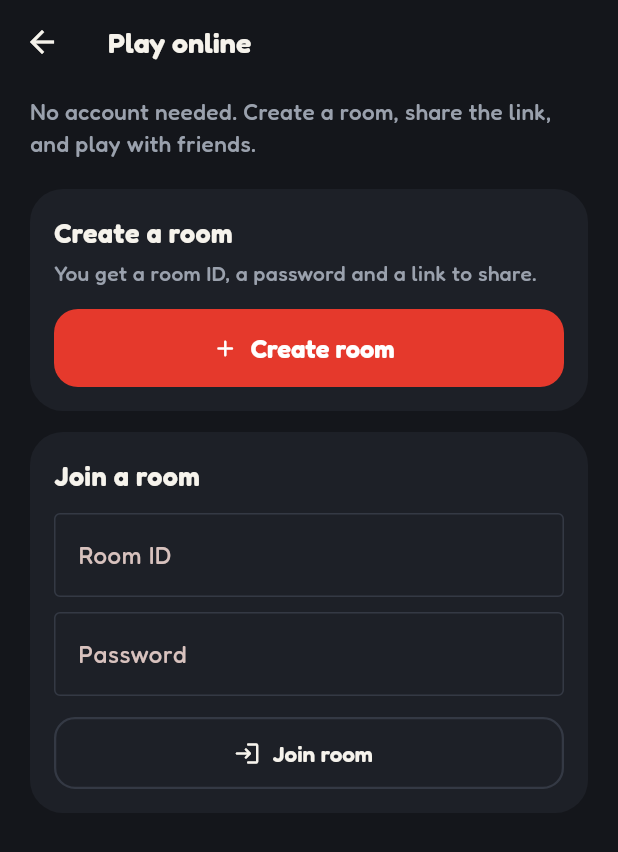
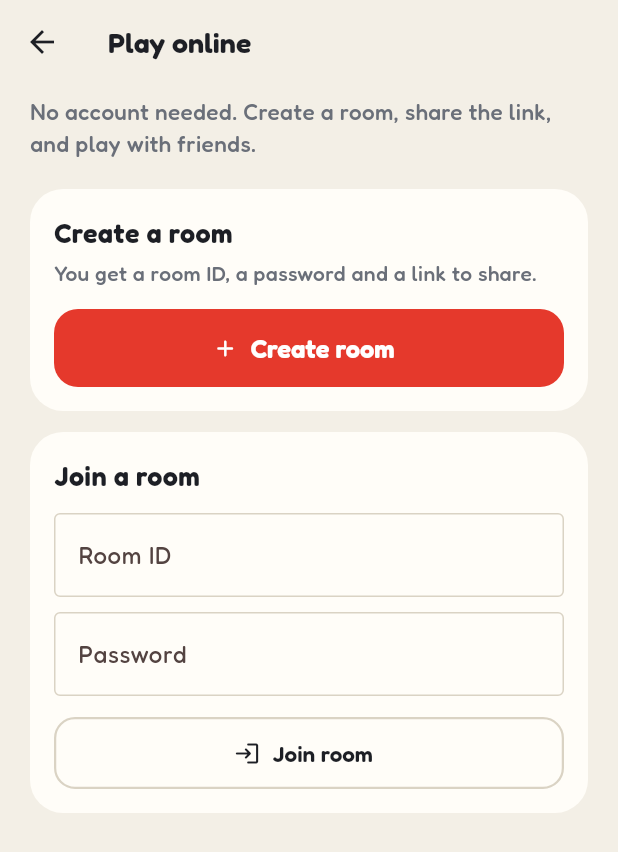
Before and after one commit to freack21/uno-mobile, a Flutter app: the screen it shows after launch, after a tap on "Play online with friends", on a phone screen of 412 x 824 dp. Shown: the top 852 px of the screen. Run offline on Flutter 3.47's test engine with Material 3 defaults, Android fonts, the phone set to English and light mode, and no system bars; our stand-ins replace material_ui, web; missing offline and left inert: dart:js_interop; network calls fail.

Commit message:
feat(ui): add a light theme with a device, light or dark switch
The palette now has a light table next to the dark one. The home screen picks Same as device, Light or Dark; the choice is remembered, applies at once without leaving a game, and the page around the app (status bar, background) follows it.

```diff
--- a/lib/main.dart
+++ b/lib/main.dart
@@ -4,6 +4,7 @@ import 'package:material_ui/material_ui.dart';
 import 'ui/app_update.dart';
 import 'ui/home_screen.dart';
 import 'ui/theme.dart';
+import 'ui/theme_switch.dart';
 import 'ui/update_toast.dart';
 
 void main() {
@@ -19,10 +20,56 @@ void main() {
   );
 }
 
-class LastCardApp extends StatelessWidget {
+class LastCardApp extends StatefulWidget {
   const LastCardApp({super.key, this.joinCode});
 
   final String? joinCode;
+
+  @override
+  State<LastCardApp> createState() => _LastCardAppState();
+}
+
+class _LastCardAppState extends State<LastCardApp> with WidgetsBindingObserver {
+  final _theme = ThemeSwitch.instance;
+  late bool _dark = _resolve();
+
+  bool _resolve() => _theme.isDark(
+    WidgetsBinding.instance.platformDispatcher.platformBrightness,
+  );
+
+  @override
+  void initState() {
+    super.initState();
+    ThemeSwitch.apply(_dark);
+    WidgetsBinding.instance.addObserver(this);
+    _theme.addListener(_update);
+  }
+
+  @override
+  void dispose() {
+    _theme.removeListener(_update);
+    WidgetsBinding.instance.removeObserver(this);
+    super.dispose();
+  }
+
+  @override
+  void didChangePlatformBrightness() => _update();
+
+  void _update() {
+    final dark = _resolve();
+    if (dark == _dark || !mounted) return;
+    _dark = dark;
+    ThemeSwitch.apply(dark);
+    setState(() {});
+    // Colors are read straight from Palette, so every screen (games in
+    // progress included) is rebuilt in place, keeping its state.
+    void rebuild(Element e) {
+      e.markNeedsBuild();
+      e.visitChildren(rebuild);
+    }
+
+    (context as Element).visitChildren(rebuild);
+  }
 
   @override
   Widget build(BuildContext context) {
@@ -50,7 +97,7 @@ class LastCardApp extends StatelessWidget {
           ),
         ),
       ),
-      home: HomeScreen(joinCode: joinCode),
+      home: HomeScreen(joinCode: widget.joinCode),
     );
   }
 }
--- a/lib/online/browser.dart
+++ b/lib/online/browser.dart
@@ -15,3 +15,8 @@ Future<bool> shareLink({
   required String text,
   required String url,
 }) => impl.shareLink(title: title, text: text, url: url);
+
+/// Matches the browser chrome (address bar, status bar, page behind the
+/// app) to the app's background.
+void setPageColors({required String background, required bool dark}) =>
+    impl.setPageColors(background: background, dark: dark);
--- a/lib/online/browser_stub.dart
+++ b/lib/online/browser_stub.dart
@@ -15,3 +15,5 @@ Future<bool> shareLink({
   required String text,
   required String url,
 }) async => false;
+
+void setPageColors({required String background, required bool dark}) {}
--- a/lib/online/online_screens.dart
+++ b/lib/online/online_screens.dart
@@ -117,7 +117,7 @@ class _OnlineHomeScreenState extends State<OnlineHomeScreen> {
             _Card(
               child: Row(
                 children: [
-                  const Icon(Icons.history_rounded, color: Palette.muted),
+                  Icon(Icons.history_rounded, color: Palette.muted),
                   const SizedBox(width: 12),
                   Expanded(
                     child: Text(
@@ -200,7 +200,7 @@ class _OnlineHomeScreenState extends State<OnlineHomeScreen> {
             Text(
               _error!,
               textAlign: TextAlign.center,
-              style: font(15, weight: 600, color: const Color(0xFFFFB4A8)),
+              style: font(15, weight: 600, color: Palette.warn),
             ),
           ],
         ],
@@ -953,7 +953,7 @@ class _Scoreboard extends StatelessWidget {
                   ],
                 ),
               ),
-            const Divider(height: 24, color: Palette.line),
+            Divider(height: 24, color: Palette.line),
             for (final (i, h) in history.reversed.indexed)
               _MatchRow(number: history.length - i, record: h),
           ],
@@ -1027,8 +1027,11 @@ class _FinalScore extends StatelessWidget {
     return Container(
       padding: const EdgeInsets.all(18),
       decoration: BoxDecoration(
-        gradient: const LinearGradient(
-          colors: [Color(0xFF3A2A10), Palette.surface],
+        gradient: LinearGradient(
+          colors: [
+            Palette.dark ? const Color(0xFF3A2A10) : const Color(0xFFFFF0CC),
+            Palette.surface,
+          ],
           begin: Alignment.topCenter,
           end: Alignment.bottomCenter,
         ),
--- a/lib/ui/home_screen.dart
+++ b/lib/ui/home_screen.dart
@@ -12,6 +12,7 @@ import 'mode_screen.dart';
 import 'playing_card.dart';
 import 'sfx.dart';
 import 'theme.dart';
+import 'theme_switch.dart';
 
 class HomeScreen extends StatefulWidget {
   const HomeScreen({super.key, this.joinCode});
@@ -87,7 +88,10 @@ class _Hero extends StatelessWidget {
     return Column(
       crossAxisAlignment: CrossAxisAlignment.stretch,
       children: [
-        Align(alignment: Alignment.centerRight, child: SoundButton()),
+        const Row(
+          mainAxisAlignment: MainAxisAlignment.end,
+          children: [ThemeButton(), SoundButton()],
+        ),
         SizedBox(
           height: 150,
           child: Stack(
@@ -240,7 +244,7 @@ class _ModeTile extends StatelessWidget {
                   ],
                 ),
               ),
-              const Icon(Icons.chevron_right_rounded, color: Palette.muted),
+              Icon(Icons.chevron_right_rounded, color: Palette.muted),
             ],
           ),
         ),
@@ -266,3 +270,47 @@ class SoundButton extends StatelessWidget {
     );
   }
 }
+
+/// Light, dark, or the device's own setting.
+class ThemeButton extends StatelessWidget {
+  const ThemeButton({super.key});
+
+  @override
+  Widget build(BuildContext context) {
+    final themes = ThemeSwitch.instance;
+    return ListenableBuilder(
+      listenable: themes,
+      builder: (context, _) => PopupMenuButton<ThemeChoice>(
+        tooltip: 'Light or dark',
+        initialValue: themes.choice,
+        onSelected: themes.pick,
+        color: Palette.surface,
+        shape: RoundedRectangleBorder(borderRadius: BorderRadius.circular(16)),
+        icon: Icon(_icon(themes.choice), color: Palette.text),
+        itemBuilder: (context) => [
+          for (final c in ThemeChoice.values)
+            PopupMenuItem(
+              value: c,
+              child: Row(
+                children: [
+                  Icon(_icon(c), size: 20, color: Palette.text),
+                  const SizedBox(width: 12),
+                  Text(switch (c) {
+                    ThemeChoice.system => 'Same as device',
+                    ThemeChoice.light => 'Light',
+                    ThemeChoice.dark => 'Dark',
+                  }, style: font(15, weight: c == themes.choice ? 650 : 500)),
+                ],
+              ),
+            ),
+        ],
+      ),
+    );
+  }
+
+  static IconData _icon(ThemeChoice c) => switch (c) {
+    ThemeChoice.system => Icons.brightness_auto_rounded,
+    ThemeChoice.light => Icons.light_mode_rounded,
+    ThemeChoice.dark => Icons.dark_mode_rounded,
+  };
+}
--- a/lib/ui/playing_card.dart
+++ b/lib/ui/playing_card.dart
@@ -59,7 +59,13 @@ class PlayingCard extends StatelessWidget {
               _Back(width: width)
             else
               _Face(face: f, width: width, compact: compact, wilds: wildColors),
-            if (dimmed) ColoredBox(color: Colors.black.withValues(alpha: 0.42)),
+            // Unplayable: darkened on the dark table, faded on the light one.
+            if (dimmed)
+              ColoredBox(
+                color: Palette.dark
+                    ? Colors.black.withValues(alpha: 0.42)
+                    : Colors.white.withValues(alpha: 0.55),
+              ),
           ],
         ),
       ),
--- a/lib/ui/theme.dart
+++ b/lib/ui/theme.dart
@@ -2,16 +2,38 @@ import 'package:material_ui/material_ui.dart';
 
 import 'package:last_card_core/cards.dart';
 
-/// Design tokens. One dark table palette; card colors carry the brand.
+/// Design tokens for the dark table and the light one. The card colors
+/// carry the brand and stay the same in both.
 abstract final class Palette {
-  static const ink = Color(0xFF14161B);
-  static const surface = Color(0xFF1D2027);
-  static const surfaceHigh = Color(0xFF272B34);
-  static const line = Color(0xFF343944);
-  static const text = Color(0xFFF6F3EC);
-  static const muted = Color(0xFF9AA1AD);
+  /// The current look; set by [ThemeSwitch] before the app rebuilds.
+  static bool dark = true;
+
+  static Color get ink =>
+      dark ? const Color(0xFF14161B) : const Color(0xFFF3EFE6);
+  static Color get surface =>
+      dark ? const Color(0xFF1D2027) : const Color(0xFFFFFDF8);
+  static Color get surfaceHigh =>
+      dark ? const Color(0xFF272B34) : const Color(0xFFE9E3D7);
+  static Color get line =>
+      dark ? const Color(0xFF343944) : const Color(0xFFDAD3C4);
+  static Color get text =>
+      dark ? const Color(0xFFF6F3EC) : const Color(0xFF1D1F25);
+  static Color get muted =>
+      dark ? const Color(0xFF9AA1AD) : const Color(0xFF6A6F79);
+
+  /// Middle of the table, under the glow of the active color.
+  static Color get felt =>
+      dark ? const Color(0xFF1A1D23) : const Color(0xFFFFFCF5);
+
+  /// Soft warning text (hints, errors).
+  static Color get warn =>
+      dark ? const Color(0xFFFFB4A8) : const Color(0xFFB3261E);
+
   static const brand = Color(0xFFE5392C);
   static const cardWhite = Color(0xFFFFFDF7);
+
+  /// Text and marks on white pieces (badges, banners, cards).
+  static const cardInk = Color(0xFF14161B);
 
   static Color of(CardColor c) => switch (c) {
     CardColor.red => const Color(0xFFE5392C),
@@ -49,7 +71,7 @@ ThemeData buildTheme() {
   final scheme =
       ColorScheme.fromSeed(
         seedColor: Palette.brand,
-        brightness: Brightness.dark,
+        brightness: Palette.dark ? Brightness.dark : Brightness.light,
       ).copyWith(
         primary: Palette.brand,
         onPrimary: Colors.white,
@@ -83,15 +105,15 @@ ThemeData buildTheme() {
       style: OutlinedButton.styleFrom(
         minimumSize: const Size(64, 48),
         foregroundColor: Palette.text,
-        side: const BorderSide(color: Palette.line, width: 1.5),
+        side: BorderSide(color: Palette.line, width: 1.5),
         textStyle: font(15, weight: 600),
         shape: RoundedRectangleBorder(borderRadius: BorderRadius.circular(14)),
       ),
     ),
-    bottomSheetTheme: const BottomSheetThemeData(
+    bottomSheetTheme: BottomSheetThemeData(
       backgroundColor: Palette.surface,
       showDragHandle: true,
-      shape: RoundedRectangleBorder(
+      shape: const RoundedRectangleBorder(
         borderRadius: BorderRadius.vertical(top: Radius.circular(28)),
       ),
     ),
--- /dev/null
+++ b/lib/ui/theme_switch.dart
@@ -0,0 +1,43 @@
+import 'package:material_ui/material_ui.dart';
+
+import '../online/browser.dart';
+import 'theme.dart';
+
+/// Which look the player picked; [system] follows the device.
+enum ThemeChoice { system, light, dark }
+
+/// Holds the light/dark choice and remembers it on this device.
+class ThemeSwitch extends ChangeNotifier {
+  ThemeSwitch._() {
+    final stored = readStored(_key);
+    choice = ThemeChoice.values.firstWhere(
+      (c) => c.name == stored,
+      orElse: () => ThemeChoice.system,
+    );
+  }
+
+  static final instance = ThemeSwitch._();
+  static const _key = 'lastcard.theme';
+
+  late ThemeChoice choice;
+
+  /// Whether the dark table is used, given the device's own setting.
+  bool isDark(Brightness device) => switch (choice) {
+    ThemeChoice.system => device == Brightness.dark,
+    ThemeChoice.light => false,
+    ThemeChoice.dark => true,
+  };
+
+  void pick(ThemeChoice c) {
+    if (c == choice) return;
+    choice = c;
+    writeStored(_key, c.name);
+    notifyListeners();
+  }
+
+  /// Applies the look: palette, and the browser around the app.
+  static void apply(bool dark) {
+    Palette.dark = dark;
+    setPageColors(background: dark ? '#14161B' : '#F3EFE6', dark: dark);
+  }
+}
--- a/lib/ui/update_toast.dart
+++ b/lib/ui/update_toast.dart
@@ -118,7 +118,10 @@ class _UpdateToastState extends State<UpdateToast> {
                         color: Colors.white,
                       ),
                     )
-                  : Text('Update', style: font(14, weight: 650)),
+                  : Text(
+                      'Update',
+                      style: font(14, weight: 650, color: Colors.white),
+                    ),
             ),
           ],
         ),
```
Also changed, not shown: lib/online/browser_web.dart (+17 -0 lines), lib/ui/game_screen.dart (+17 -12 lines), lib/ui/hold_card_screen.dart (+16 -3 lines), lib/ui/mode_screen.dart (+11 -2 lines), lib/ui/party_widgets.dart (+7 -3 lines), 2 other files.
